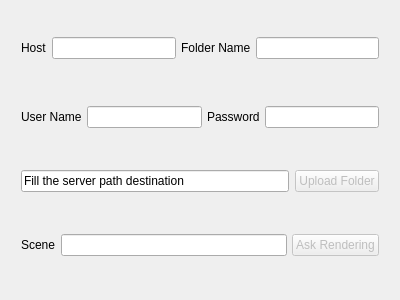
The window that TestRenderServer.ui (alvine24/TestFolderServer) describes before a commit, drawn with Qt 5.
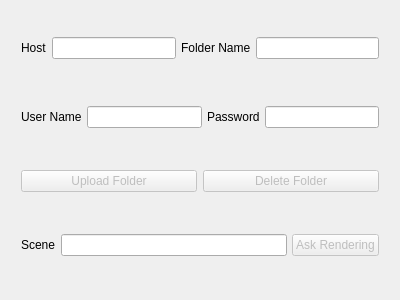
The same window after the commit.

Commit message: Test Delete and List

Diff of the .ui file:
```diff
--- a/TestRenderServer.ui
+++ b/TestRenderServer.ui
@@ -107,19 +107,22 @@
       <number>5</number>
      </property>
      <item>
-      <widget class="QLineEdit" name="serverFolderLineEdit">
+      <widget class="QPushButton" name="uploadFolderPushButton">
+       <property name="enabled">
+        <bool>false</bool>
+       </property>
        <property name="text">
-        <string>Fill the server path destination</string>
+        <string>Upload Folder</string>
        </property>
       </widget>
      </item>
      <item>
-      <widget class="QPushButton" name="uploadFolderPushButton">
+      <widget class="QPushButton" name="deletePushButton">
        <property name="enabled">
         <bool>false</bool>
        </property>
        <property name="text">
-        <string>Upload Folder</string>
+        <string>Delete Folder</string>
        </property>
       </widget>
      </item>
```
The commit also changes 3 other files.
